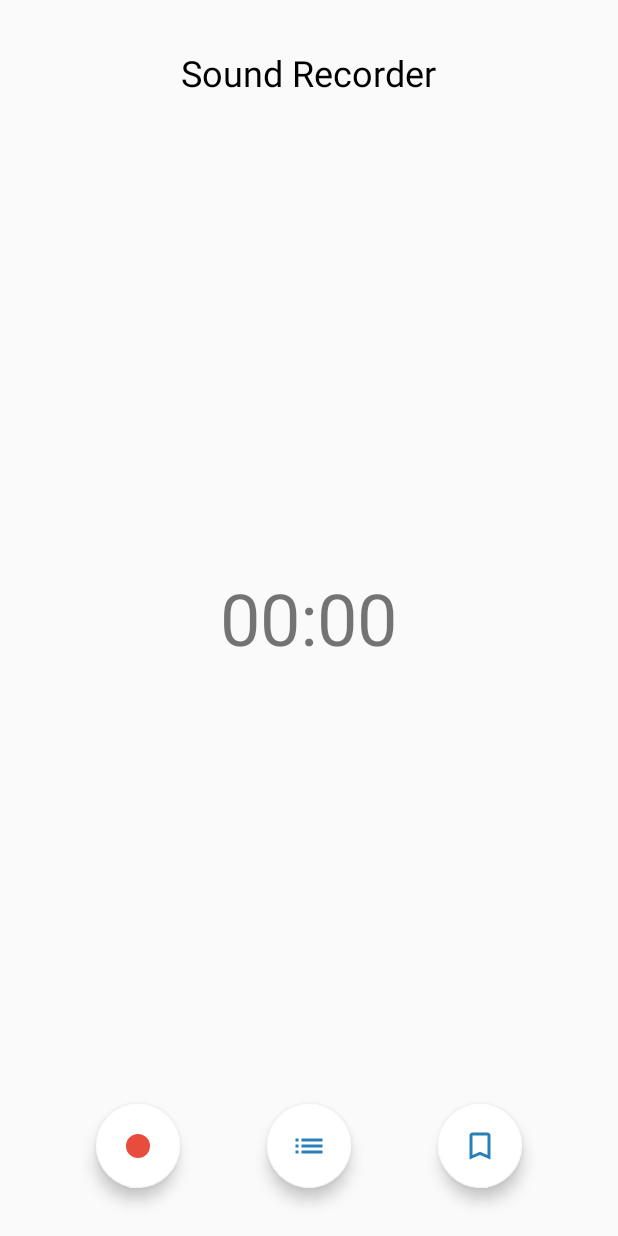
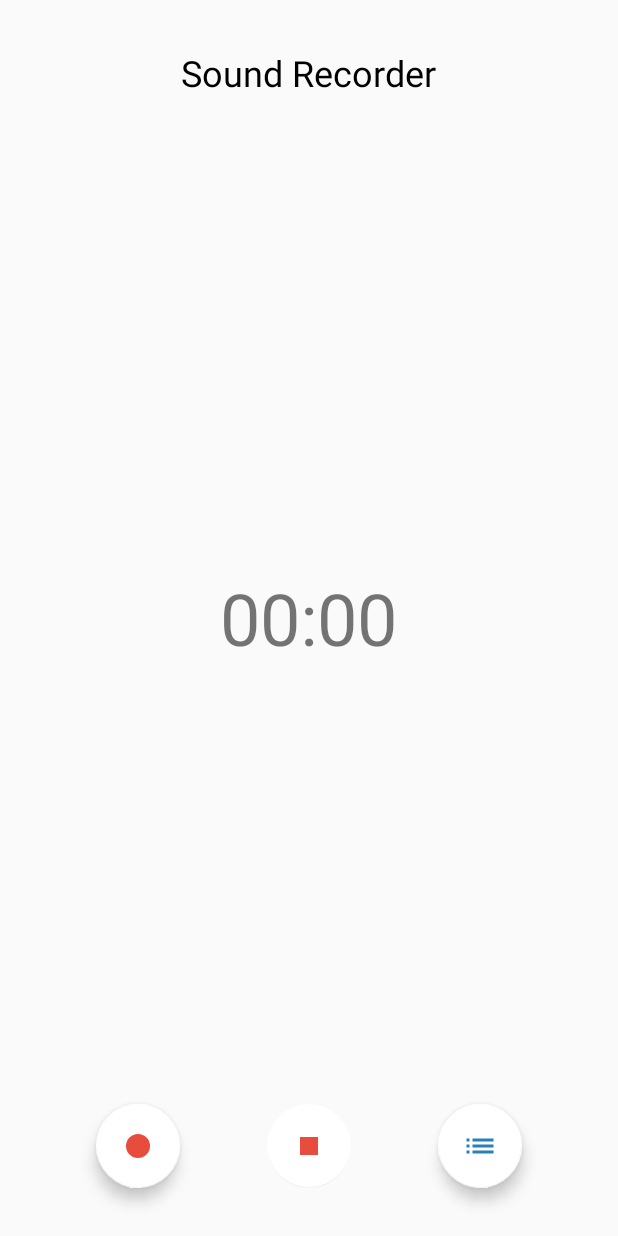
Before and after one commit to TannerGabriel/android-sound-recorder, an Android app: the screen it shows after launch (MainActivity), after a tap on an icon or button, on a phone screen of 412 x 824 dp. Run offline under Robolectric (Android 15) with nearby library versions, the phone set to English and light mode, and no system bars; 3 other taps on this screen came first.

Commit message:
Listen to recording feature

```diff
--- a/app/build.gradle
+++ b/app/build.gradle
@@ -24,7 +24,7 @@ android {
 
 dependencies {
     implementation fileTree(dir: 'libs', include: ['*.jar'])
-    implementation"org.jetbrains.kotlin:kotlin-stdlib-jdk7:$kotlin_version"
+    implementation "org.jetbrains.kotlin:kotlin-stdlib-jdk7:$kotlin_version"
     implementation 'com.android.support:appcompat-v7:28.0.0'
     implementation 'com.android.support.constraint:constraint-layout:1.1.3'
     testImplementation 'junit:junit:4.12'
@@ -38,4 +38,8 @@ dependencies {
 
     // ViewModel and LiveData
     implementation "android.arch.lifecycle:extensions:$lifecycle_version"
+
+    //Groupie
+    implementation 'com.xwray:groupie:2.1.0'
+    implementation 'com.xwray:groupie-kotlin-android-extensions:2.1.0'
 }
--- a/app/src/main/java/com/example/gabriel/soundrecorder/MainActivity.kt
+++ b/app/src/main/java/com/example/gabriel/soundrecorder/MainActivity.kt
@@ -4,28 +4,25 @@ import android.Manifest
 import android.annotation.SuppressLint
 import android.annotation.TargetApi
 import android.arch.lifecycle.Observer
-import android.arch.lifecycle.ViewModelProvider
 import android.arch.lifecycle.ViewModelProviders
+import android.content.Intent
 import android.content.pm.PackageManager
-import android.media.MediaRecorder
 import android.os.Build
 import android.support.v7.app.AppCompatActivity
 import android.os.Bundle
-import android.os.Environment
-import android.support.design.widget.FloatingActionButton
 import android.support.v4.app.ActivityCompat
 import android.support.v4.content.ContextCompat
 import android.view.View
-import android.widget.Toast
-import com.example.gabriel.soundrecorder.R.id.*
+import com.example.gabriel.soundrecorder.player.RecordingsActivity
 import com.example.gabriel.soundrecorder.recorder.RecorderViewModel
 import com.example.gabriel.soundrecorder.util.InjectorUtils
+import com.example.gabriel.soundrecorder.util.RecorderState
 import kotlinx.android.synthetic.main.activity_main.*
-import java.io.IOException
 
 class MainActivity : AppCompatActivity() {
 
     private var viewModel: RecorderViewModel? = null
+
 
     override fun onCreate(savedInstanceState: Bundle?) {
         super.onCreate(savedInstanceState)
@@ -56,6 +53,15 @@ class MainActivity : AppCompatActivity() {
         fab_resume_recording.setOnClickListener {
             resumeRecording()
         }
+
+        fab_recordings.setOnClickListener {
+            val intent = Intent(this, RecordingsActivity::class.java)
+            startActivity(intent)
+        }
+
+        if(viewModel?.recorderState == RecorderState.Stopped){
+            fab_stop_recording.isEnabled = false
+        }
     }
 
     private fun initUI() {
@@ -78,20 +84,20 @@ class MainActivity : AppCompatActivity() {
     @SuppressLint("RestrictedApi")
     private fun startRecording() {
         viewModel?.startRecording()
+
+        fab_stop_recording.isEnabled = true
         fab_start_recording.visibility = View.INVISIBLE
-        fab_stop_recording.visibility = View.VISIBLE
         fab_pause_recording.visibility = View.VISIBLE
-        fab_recordings.visibility = View.INVISIBLE
         fab_resume_recording.visibility = View.INVISIBLE
     }
 
     @SuppressLint("RestrictedApi")
     private fun stopRecording(){
         viewModel?.stopRecording()
+
+        fab_stop_recording.isEnabled = false
         fab_start_recording.visibility = View.VISIBLE
-        fab_stop_recording.visibility = View.INVISIBLE
         fab_pause_recording.visibility = View.INVISIBLE
-        fab_recordings.visibility = View.VISIBLE
         fab_resume_recording.visibility = View.INVISIBLE
     }
 
@@ -100,10 +106,9 @@ class MainActivity : AppCompatActivity() {
     private fun pauseRecording(){
         viewModel?.pauseRecording()
 
+        fab_stop_recording.isEnabled = true
         fab_start_recording.visibility = View.INVISIBLE
-        fab_stop_recording.visibility = View.VISIBLE
         fab_pause_recording.visibility = View.INVISIBLE
-        fab_recordings.visibility = View.INVISIBLE
         fab_resume_recording.visibility = View.VISIBLE
     }
 
@@ -111,11 +116,9 @@ class MainActivity : AppCompatActivity() {
     @SuppressLint("RestrictedApi")
     private fun resumeRecording(){
         viewModel?.resumeRecording()
-
+        fab_stop_recording.isEnabled = true
         fab_start_recording.visibility = View.INVISIBLE
-        fab_stop_recording.visibility = View.VISIBLE
         fab_pause_recording.visibility = View.VISIBLE
-        fab_recordings.visibility = View.INVISIBLE
         fab_resume_recording.visibility = View.INVISIBLE
     }
 
--- a/app/src/main/java/com/example/gabriel/soundrecorder/recorder/RecorderViewModel.kt
+++ b/app/src/main/java/com/example/gabriel/soundrecorder/recorder/RecorderViewModel.kt
@@ -1,8 +1,12 @@
 package com.example.gabriel.soundrecorder.recorder
 
 import android.arch.lifecycle.ViewModel
+import com.example.gabriel.soundrecorder.util.RecorderState
 
 class RecorderViewModel(val recorderRepository: RecorderRepository): ViewModel() {
+
+    var recorderState: RecorderState = RecorderState.Stopped
+
     fun startRecording() = recorderRepository.startRecording()
 
     fun stopRecording() = recorderRepository.stopRecording()
--- a/app/src/main/java/com/example/gabriel/soundrecorder/util/InjectorUtil.kt
+++ b/app/src/main/java/com/example/gabriel/soundrecorder/util/InjectorUtil.kt
@@ -1,6 +1,8 @@
 package com.example.gabriel.soundrecorder.util
 
 import android.content.Context
+import com.example.gabriel.soundrecorder.player.RecordingRepository
+import com.example.gabriel.soundrecorder.player.RecordingViewModelProvider
 import com.example.gabriel.soundrecorder.recorder.RecorderRepository
 import com.example.gabriel.soundrecorder.recorder.RecorderViewModelProvider
 
@@ -10,4 +12,8 @@ object InjectorUtils {
         return RecorderViewModelProvider(recorderRepository)
     }
 
+    fun provideRecordingViewModelFactory(): RecordingViewModelProvider {
+        val recordingRepository = RecordingRepository.getInstance()
+        return RecordingViewModelProvider(recordingRepository)
+    }
 }
--- /dev/null
+++ b/app/src/main/java/com/example/gabriel/soundrecorder/util/RecorderState.kt
@@ -0,0 +1,5 @@
+package com.example.gabriel.soundrecorder.util
+
+enum class RecorderState{
+    Stopped, Running, Paused
+}
--- a/app/src/main/res/drawable/ic_pause.xml
+++ b/app/src/main/res/drawable/ic_pause.xml
@@ -1,8 +1,8 @@
 <vector xmlns:android="http://schemas.android.com/apk/res/android"
-        android:width="24dp"
+        xmlns:tools="http://schemas.android.com/tools" android:width="24dp"
         android:height="24dp"
         android:viewportWidth="24.0"
-        android:viewportHeight="24.0">
+        android:viewportHeight="24.0" tools:ignore="MissingDefaultResource">
     <path
         android:fillColor="#e74c3c"
         android:pathData="M6,19h4L10,5L6,5v14zM14,5v14h4L18,5h-4z"/>
--- a/app/src/main/res/layout/activity_main.xml
+++ b/app/src/main/res/layout/activity_main.xml
@@ -66,7 +66,6 @@
     />
 
 
-
     <android.support.design.widget.FloatingActionButton
             android:id="@+id/fab_stop_recording"
             android:layout_width="wrap_content"
@@ -74,11 +73,11 @@
             app:fabSize="normal"
             android:layout_alignParentBottom="true"
             android:layout_marginLeft="@dimen/giant_margin"
-            android:layout_centerHorizontal="true"
             app:backgroundTint="@color/fab_background"
             android:src="@drawable/ic_stop"
             android:layout_marginBottom="@dimen/big_margin"
-            android:visibility="invisible"
+            android:visibility="visible"
+            android:layout_centerHorizontal="true"
     />
 
     <android.support.design.widget.FloatingActionButton
@@ -89,21 +88,12 @@
             android:layout_alignParentBottom="true"
             app:backgroundTint="@color/fab_background"
             android:src="@drawable/ic_list"
+            android:layout_marginRight="@dimen/giant_margin"
             android:layout_marginBottom="@dimen/big_margin"
+            android:layout_alignParentRight="true"
             android:layout_centerHorizontal="true"
     />
 
-    <android.support.design.widget.FloatingActionButton
-            android:id="@+id/fab_tag"
-            android:layout_width="wrap_content"
-            android:layout_height="wrap_content"
-            app:fabSize="normal"
-            android:layout_alignParentBottom="true"
-            android:layout_marginRight="@dimen/giant_margin"
-            app:backgroundTint="@color/fab_background"
-            android:src="@drawable/ic_bookmark"
-            android:layout_marginBottom="@dimen/big_margin"
-            android:layout_alignParentRight="true"
-    />
+
 
 </RelativeLayout>
```
Also changed, not shown: app/src/main/AndroidManifest.xml (+12 -3 lines), app/src/main/java/com/example/gabriel/soundrecorder/item/Recording.kt (added, +23 -0 lines), app/src/main/java/com/example/gabriel/soundrecorder/player/RecordingRepository.kt (added, +51 -0 lines), app/src/main/java/com/example/gabriel/soundrecorder/player/RecordingViewModel.kt (added, +8 -0 lines), app/src/main/java/com/example/gabriel/soundrecorder/player/RecordingViewModelProvider.kt (added, +12 -0 lines), app/src/main/java/com/example/gabriel/soundrecorder/player/RecordingsActivity.kt (added, +66 -0 lines), app/src/main/res/drawable/ic_play.xml (added, +9 -0 lines), app/src/main/res/layout/activity_recordings.xml (added, +25 -0 lines), app/src/main/res/layout/recording_layout.xml (added, +23 -0 lines), gradle.properties (line endings or trailing spaces).
